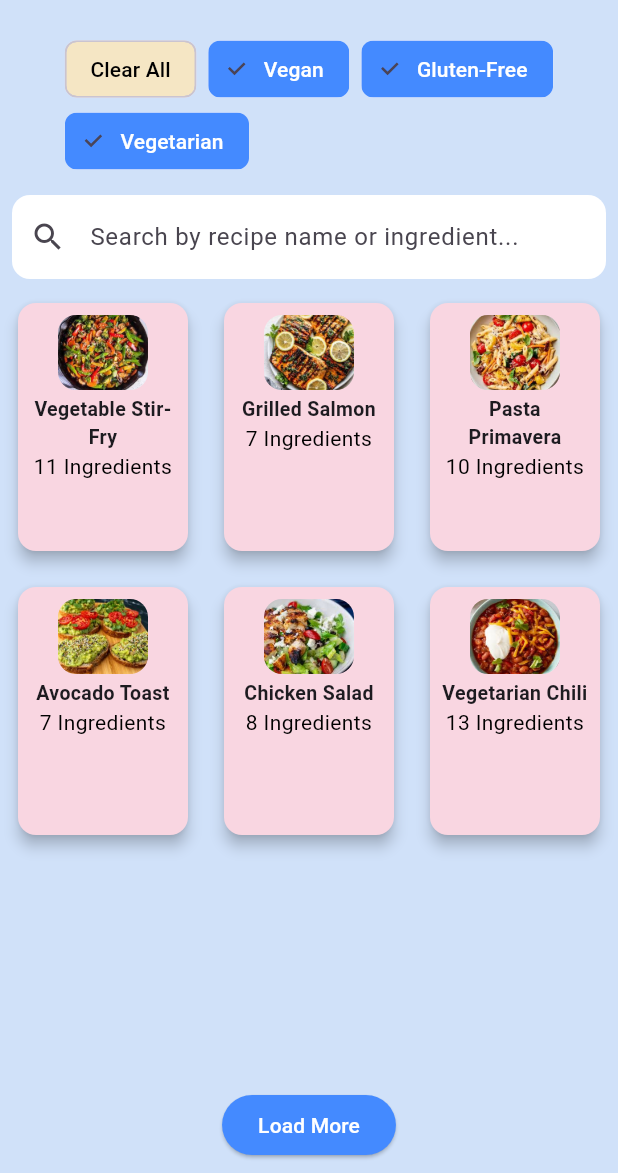
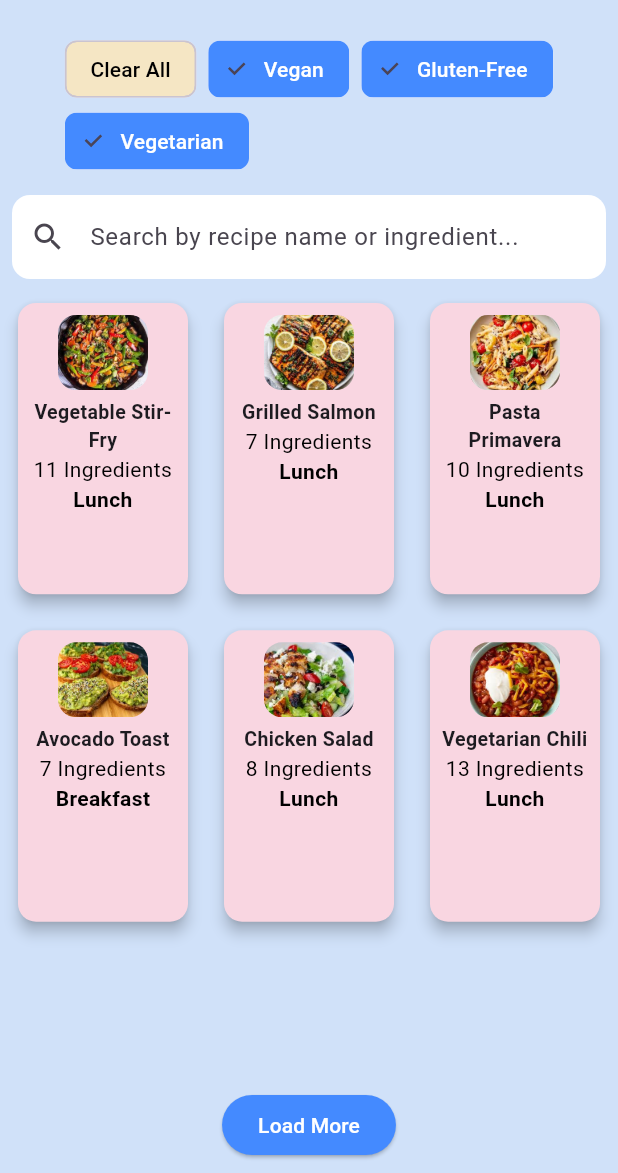
Before and after one commit to FaithNnakwe/Recipe-and-Meal-Planning-App, a Flutter app: the screen it shows after launch, on a phone screen of 412 x 824 dp, the part 63-1236 px from its top. Run offline on Flutter 3.47's test engine with Material 3 defaults, Android fonts, the phone set to English and light mode, and no system bars.

Commit message:
Added Category: Breakfast, lunch, dinner.

```diff
--- a/lib/main.dart
+++ b/lib/main.dart
@@ -133,7 +133,7 @@ class _RecipeListState extends State<RecipeList> {
                 crossAxisCount: 3,
                 crossAxisSpacing: 16,
                 mainAxisSpacing: 16,
-                childAspectRatio: 0.7,
+                childAspectRatio: 0.6,
               ),
               itemCount: displayedRecipes < filteredRecipes.length ? displayedRecipes : filteredRecipes.length,
               itemBuilder: (context, index) {
@@ -167,7 +167,7 @@ class _RecipeListState extends State<RecipeList> {
                               fit: BoxFit.cover,
                             ),
                           ),
-                          const SizedBox(height: 3),
+                          const SizedBox(height: 5),
                           Text(
                             recipe.name,
                             style: TextStyle(fontSize: 13, fontWeight: FontWeight.bold),
@@ -176,6 +176,11 @@ class _RecipeListState extends State<RecipeList> {
                           Text(
                             '${recipe.ingredients.length} Ingredients',
                             style: TextStyle(fontSize: 14, color: Colors.black),
+                            textAlign: TextAlign.center,
+                          ),
+                          Text(
+                            recipe.category,
+                            style: TextStyle(fontSize: 14, color: Colors.black, fontWeight: FontWeight.bold),
                             textAlign: TextAlign.center,
                           ),
                           const SizedBox(height: 7)
--- a/lib/recipe.dart
+++ b/lib/recipe.dart
@@ -6,6 +6,7 @@ class Recipe {
   String imageUrl;
   List<String> ingredients;
   List<String> steps;
+  final String category;
 
   Recipe({
     required this.name,
@@ -15,6 +16,7 @@ class Recipe {
     required this.imageUrl,
     required this.ingredients,
     required this.steps,
+    required this.category,
   });
 }
 List<Recipe> recipes = [
@@ -46,6 +48,7 @@ List<Recipe> recipes = [
     '6. Serve the stir-fry over cooked rice or noodles and garnish with sesame seeds, if desired.',
     '7. Enjoy your delicious, healthy vegetable stir-fry!'
   ],
+  category: 'Lunch',
 ),
 
 Recipe(
@@ -72,6 +75,7 @@ Recipe(
     '6. Garnish with fresh dill and serve with your favorite sides, like roasted vegetables or a simple salad.',
     '7. Enjoy your perfectly grilled salmon!'
   ],
+  category: 'Lunch',
 ),
 
 Recipe(
@@ -102,6 +106,7 @@ Recipe(
     '7. Stir in fresh basil and mix everything together.',
     '8. Serve with a sprinkle of nutritional yeast or vegan cheese if desired, and enjoy your light and fresh pasta primavera!'
   ],
+  category: 'Lunch',
 ),
 
 Recipe(
@@ -132,6 +137,7 @@ Recipe(
     '7. Optionally, add chopped onions for extra flavor.',
     '8. Serve with your favorite sides, like guacamole or Mexican rice, and enjoy your beef tacos!'
   ],
+  category: 'Lunch',
 ),
 
 Recipe(
@@ -158,6 +164,7 @@ Recipe(
     '6. Optionally, top with sliced tomatoes, a poached egg, or microgreens for added flavor and texture.',
     '7. Serve immediately and enjoy a delicious, healthy avocado toast!'
   ],
+  category: 'Breakfast',
 ),
     Recipe(
   name: 'Chicken Salad',
@@ -183,6 +190,7 @@ Recipe(
     '5. Dress the salad: Drizzle the salad dressing of your choice over the top. Toss everything together gently to coat the salad evenly with the dressing.',
     '6. Serve and enjoy: Serve the chicken salad immediately, or chill it in the fridge for 10-15 minutes before serving for a refreshing dish.',
   ],
+  category: 'Lunch',
 ),
 Recipe(
   name: 'Vegetarian Chili',
@@ -214,6 +222,7 @@ Recipe(
     '6. Taste and adjust the seasoning as needed.',
     '7. Serve with a sprinkle of fresh cilantro, and enjoy your hearty vegetarian chili!'
   ],
+  category: 'Lunch'
 ),
 
 Recipe(
@@ -244,6 +253,7 @@ Recipe(
     '6. Bake for 25-30 minutes, removing the foil during the last 5 minutes to allow the cheese to brown and bubble.',
     '7. Garnish with fresh basil and serve warm.'
   ],
+  category: 'Lunch',
 ),
 
 Recipe(
@@ -275,6 +285,7 @@ Recipe(
     '5. To assemble the tacos, spoon the bean mixture into each tortilla, and top with sliced avocado and fresh salsa.',
     '6. Garnish with cilantro and serve with lime wedges for an extra burst of flavor.'
   ],
+  category: 'Lunch',
 ),
 
 Recipe(
@@ -298,6 +309,7 @@ Recipe(
     '4. Season with salt and pepper to taste.',
     '5. Serve immediately as a light, refreshing appetizer or side dish.'
   ],
+  category: 'Lunch',
 ),
 
 Recipe(
@@ -320,6 +332,7 @@ Recipe(
       '3. In a separate pan, sauté the chopped apple with cinnamon until softened, about 3-4 minutes.',
       '4. Once the oats are cooked, mix in the sautéed apples and maple syrup.',
       '5. Serve with walnuts and raisins on top for extra crunch and sweetness.' ],
+      category: 'Breakfast',
       ),
 
 
@@ -351,6 +364,7 @@ Recipe(
     '7. Cover with aluminum foil and bake for 20 minutes.',
     '8. Garnish with fresh cilantro and diced red onion, and serve!'
   ],
+  category: 'Lunch',
 ),
 Recipe( name: 'Mango Chia Pudding',
   imageUrl: 'assets/mango_chia_pudding.jpeg',
@@ -371,6 +385,7 @@ Recipe( name: 'Mango Chia Pudding',
       '3. Cover and refrigerate the chia pudding for at least 4 hours, or overnight.',
       '4. When ready to serve, top with fresh mango, shredded coconut, and mint leaves.',
       '5. Enjoy your healthy, refreshing breakfast!' ],
+      category: 'Breakfast',
       ),
 
 Recipe(
@@ -395,6 +410,7 @@ Recipe(
       '3. Cover the container with a lid or plastic wrap and refrigerate overnight (or for at least 4 hours).',
       '4. In the morning, give the oats a good stir, and top with mixed berries, almond butter, and sliced almonds.',
       '5. Enjoy a quick, healthy breakfast!' ],
+      category: 'Breakfast',
       ),
 
 ];
```
